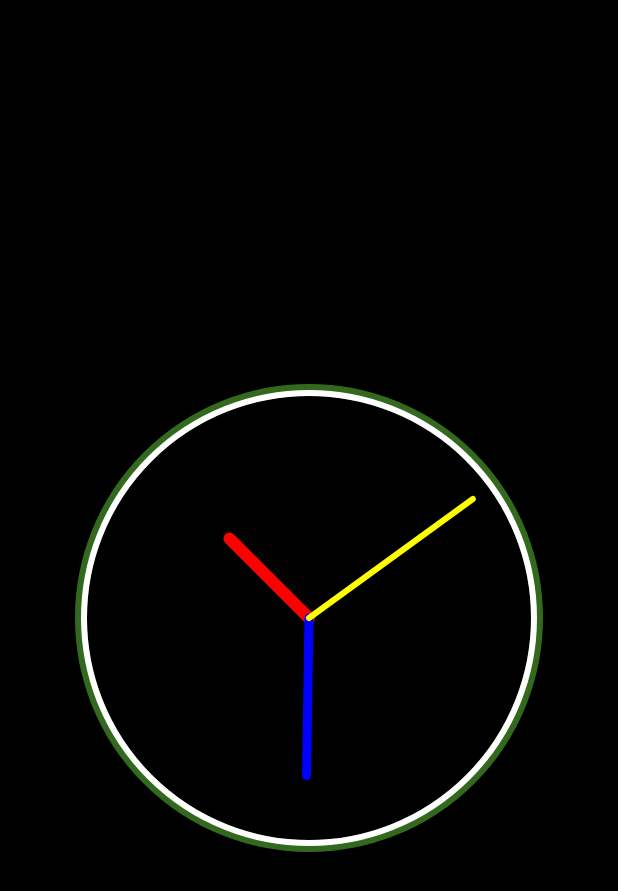
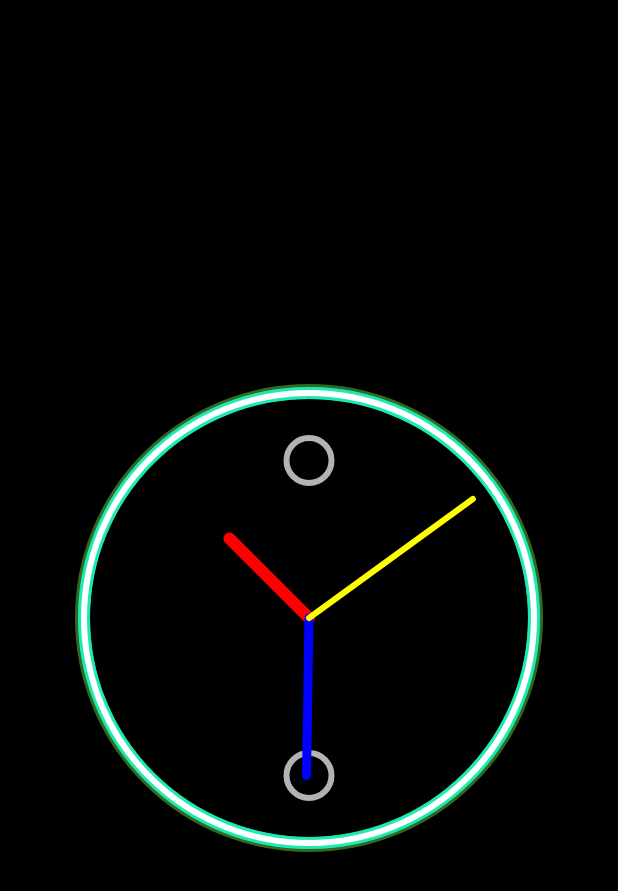
Before and after one commit to monotoshghosh/ElkDocs, an Android app built with Jetpack Compose: the screen it shows after launch (MainActivity), on a phone screen of 412 x 824 dp. Shown: the top 891 px of the screen. Run offline under Robolectric (Android 15) with nearby library versions, the phone set to English and light mode, and no system bars.

```diff
--- a/app/src/main/java/com/monotoshghosh/elkdocs/MainActivity.kt
+++ b/app/src/main/java/com/monotoshghosh/elkdocs/MainActivity.kt
@@ -14,12 +14,12 @@ import androidx.compose.ui.Alignment
 import androidx.compose.ui.Modifier
 import androidx.compose.ui.graphics.Color
 import androidx.compose.ui.graphics.StrokeCap
+import androidx.compose.ui.graphics.drawscope.Stroke
 import androidx.compose.ui.tooling.preview.Preview
 import androidx.compose.ui.unit.dp
-import androidx.compose.ui.unit.sp
 import com.monotoshghosh.elkdocs.ui.theme.ElkDocsTheme
 import kotlinx.coroutines.delay
-import java.util.*
+import java.util.Calendar
 import kotlin.math.PI
 import kotlin.math.cos
 import kotlin.math.sin
@@ -35,7 +35,7 @@ class MainActivity : ComponentActivity() {
                     color = Color.Black // Set background color to black
                 ) {
                     Box(contentAlignment = Alignment.Center) {
-                        AnalogClock() // Display the analog clock in the center
+                        AnimatedAnalogClock() // Display the animated analog clock in the center
                     }
                 }
             }
@@ -44,7 +44,7 @@ class MainActivity : ComponentActivity() {
 }
 
 @Composable
-fun AnalogClock() {
+fun AnimatedAnalogClock() {
     val calendar = Calendar.getInstance()
     var seconds by remember { mutableStateOf(calendar.get(Calendar.SECOND)) }
     var minutes by remember { mutableStateOf(calendar.get(Calendar.MINUTE)) }
@@ -60,30 +60,81 @@ fun AnalogClock() {
         }
     }
 
-    val boundarySize = remember { Animatable(1f) }
+    val boundarySize1 = remember { Animatable(1f) }
+    val boundarySize2 = remember { Animatable(1f) }
+    val boundarySize3 = remember { Animatable(1f) }
+    val topCirclePulse = remember { Animatable(1f) }
+    val bottomCirclePulse = remember { Animatable(1f) }
 
     LaunchedEffect(Unit) {
         while (true) {
-            boundarySize.animateTo(1.1f, animationSpec = infiniteRepeatable(
+            boundarySize1.animateTo(1.1f, animationSpec = infiniteRepeatable(
                 animation = tween(durationMillis = 1000, easing = FastOutSlowInEasing)
             ))
-            boundarySize.animateTo(1f, animationSpec = tween(durationMillis = 1000, easing = FastOutSlowInEasing))
+            boundarySize1.animateTo(1f, animationSpec = tween(durationMillis = 1000, easing = FastOutSlowInEasing))
+
+            boundarySize2.animateTo(1.15f, animationSpec = infiniteRepeatable(
+                animation = tween(durationMillis = 1200, easing = FastOutSlowInEasing)
+            ))
+            boundarySize2.animateTo(1f, animationSpec = tween(durationMillis = 1200, easing = FastOutSlowInEasing))
+
+            boundarySize3.animateTo(1.2f, animationSpec = infiniteRepeatable(
+                animation = tween(durationMillis = 1400, easing = FastOutSlowInEasing)
+            ))
+            boundarySize3.animateTo(1f, animationSpec = tween(durationMillis = 1400, easing = FastOutSlowInEasing))
+
+            topCirclePulse.animateTo(1.1f, animationSpec = infiniteRepeatable(
+                animation = tween(durationMillis = 800, easing = FastOutSlowInEasing)
+            ))
+            topCirclePulse.animateTo(1f, animationSpec = tween(durationMillis = 800, easing = FastOutSlowInEasing))
+
+            bottomCirclePulse.animateTo(1.1f, animationSpec = infiniteRepeatable(
+                animation = tween(durationMillis = 800, easing = FastOutSlowInEasing)
+            ))
+            bottomCirclePulse.animateTo(1f, animationSpec = tween(durationMillis = 800, easing = FastOutSlowInEasing))
         }
     }
 
-    Canvas(modifier = Modifier.size(300.dp)) {
+    Box(contentAlignment = Alignment.Center) {
+        Canvas(modifier = Modifier.size(300.dp)) { // Adjust the size of the clock here
             val radius = size.minDimension / 2
             val centerX = size.width / 2
             val centerY = size.height / 2
 
-        // Draw pulsating boundary
+            // Draw boundary circles with different colors and sizes
             drawCircle(
-            color = Color(0xFF33691E), // Adjust color as needed
-            radius = radius * boundarySize.value,
+                color = Color(0xFF33691E), // Green
+                radius = radius * boundarySize1.value,
                 center = androidx.compose.ui.geometry.Offset(centerX, centerY),
-            style = androidx.compose.ui.graphics.drawscope.Stroke(
-                width = 8.dp.toPx()
+                style = Stroke(width = 8.dp.toPx())
             )
+            drawCircle(
+                color = Color(0xFF00C853), // Light Green
+                radius = radius * boundarySize2.value,
+                center = androidx.compose.ui.geometry.Offset(centerX, centerY),
+                style = Stroke(width = 8.dp.toPx())
+            )
+            drawCircle(
+                color = Color(0xFF1DE9B6), // Teal
+                radius = radius * boundarySize3.value,
+                center = androidx.compose.ui.geometry.Offset(centerX, centerY),
+                style = Stroke(width = 8.dp.toPx())
+            )
+
+            // Draw top pulsating circle
+            drawCircle(
+                color = Color.White.copy(alpha = 0.7f),
+                radius = radius * 0.1f * topCirclePulse.value,
+                center = androidx.compose.ui.geometry.Offset(centerX, centerY - radius * 0.7f),
+                style = Stroke(width = 4.dp.toPx())
+            )
+
+            // Draw bottom pulsating circle
+            drawCircle(
+                color = Color.White.copy(alpha = 0.7f),
+                radius = radius * 0.1f * bottomCirclePulse.value,
+                center = androidx.compose.ui.geometry.Offset(centerX, centerY + radius * 0.7f),
+                style = Stroke(width = 4.dp.toPx())
             )
 
             // Draw clock circle
@@ -91,9 +142,7 @@ fun AnalogClock() {
                 color = Color.White,
                 radius = radius,
                 center = androidx.compose.ui.geometry.Offset(centerX, centerY),
-            style = androidx.compose.ui.graphics.drawscope.Stroke(
-                width = 4.dp.toPx()
-            )
+                style = Stroke(width = 4.dp.toPx())
             )
 
             // Calculate angles for the clock hands
@@ -138,6 +187,7 @@ fun AnalogClock() {
             )
         }
     }
+}
 
 @Preview(showBackground = true)
 @Composable
@@ -147,9 +197,7 @@ fun AnalogClockPreview() {
             modifier = Modifier.fillMaxSize(),
             color = Color.Black // Set background color to black
         ) {
-            Box(contentAlignment = Alignment.Center) {
-                AnalogClock() // Display the analog clock in the center
+            AnimatedAnalogClock() // Display the animated analog clock in the center
         }
     }
 }
-}
```
Lines whose indentation alone changed are shown as unchanged.
